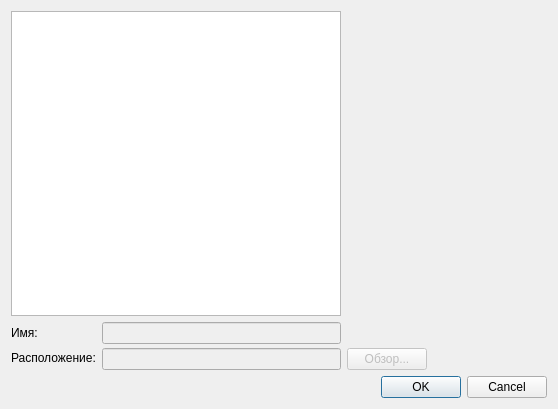
This is RsResEditor/newitemsdlg.ui in Smitt64/ResEditor as Qt 5 draws it before an edit. The edited form follows.
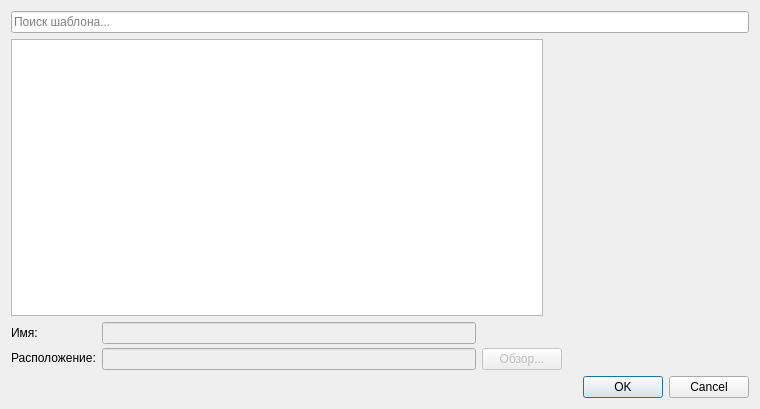
This is the edited form. Icons and pictures are not drawn.

```diff
--- a/RsResEditor/newitemsdlg.ui
+++ b/RsResEditor/newitemsdlg.ui
@@ -6,7 +6,7 @@
    <rect>
     <x>0</x>
     <y>0</y>
-    <width>558</width>
+    <width>760</width>
     <height>409</height>
    </rect>
   </property>
@@ -19,7 +19,17 @@
   </property>
   <layout class="QVBoxLayout" name="verticalLayout">
    <item>
-    <layout class="QHBoxLayout" name="horizontalLayout">
+    <widget class="QLineEdit" name="searchEdit">
+     <property name="placeholderText">
+      <string>Поиск шаблона...</string>
+     </property>
+     <property name="clearButtonEnabled">
+      <bool>true</bool>
+     </property>
+    </widget>
+   </item>
+   <item>
+    <layout class="QHBoxLayout" name="horizontalLayout" stretch="1,0">
      <item>
       <widget class="QTreeWidget" name="treeWidget">
        <property name="editTriggers">
@@ -73,6 +83,9 @@
        <property name="alignment">
         <set>Qt::AlignLeading|Qt::AlignLeft|Qt::AlignTop</set>
        </property>
+       <property name="wordWrap">
+        <bool>true</bool>
+       </property>
       </widget>
      </item>
     </layout>
```
